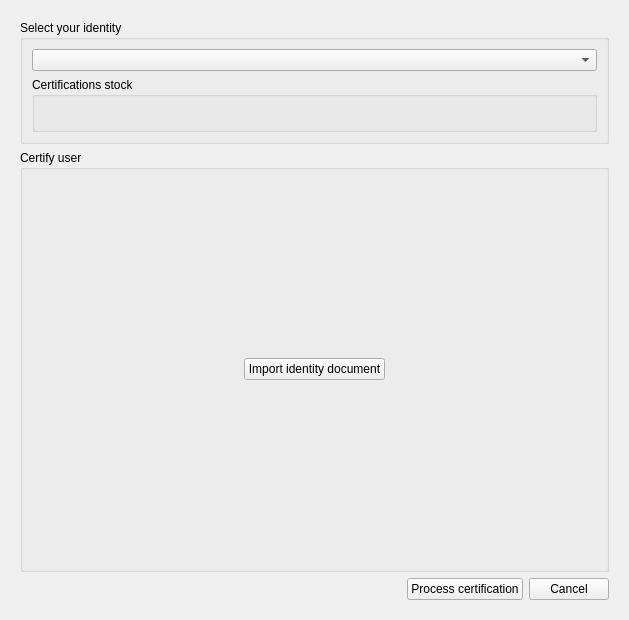
duniter/sakia, file src/sakia/gui/sub/certification/certification.ui: the form before one commit.
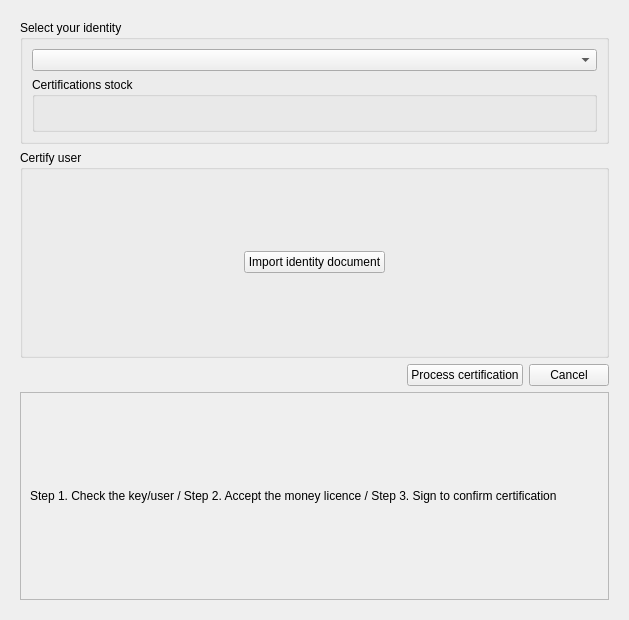
The form after the commit.

Commit message: Enhance toolbar

```diff
--- a/src/sakia/gui/sub/certification/certification.ui
+++ b/src/sakia/gui/sub/certification/certification.ui
@@ -112,6 +112,28 @@
          </item>
         </layout>
        </item>
+       <item>
+        <widget class="QFrame" name="frame">
+         <property name="frameShape">
+          <enum>QFrame::StyledPanel</enum>
+         </property>
+         <property name="frameShadow">
+          <enum>QFrame::Raised</enum>
+         </property>
+         <layout class="QHBoxLayout" name="horizontalLayout_4">
+          <item>
+           <widget class="QLabel" name="label">
+            <property name="frameShadow">
+             <enum>QFrame::Raised</enum>
+            </property>
+            <property name="text">
+             <string>Step 1. Check the key/user / Step 2. Accept the money licence / Step 3. Sign to confirm certification</string>
+            </property>
+           </widget>
+          </item>
+         </layout>
+        </widget>
+       </item>
       </layout>
      </widget>
      <widget class="QWidget" name="page_2">
```
The commit also changes 2 other files.
